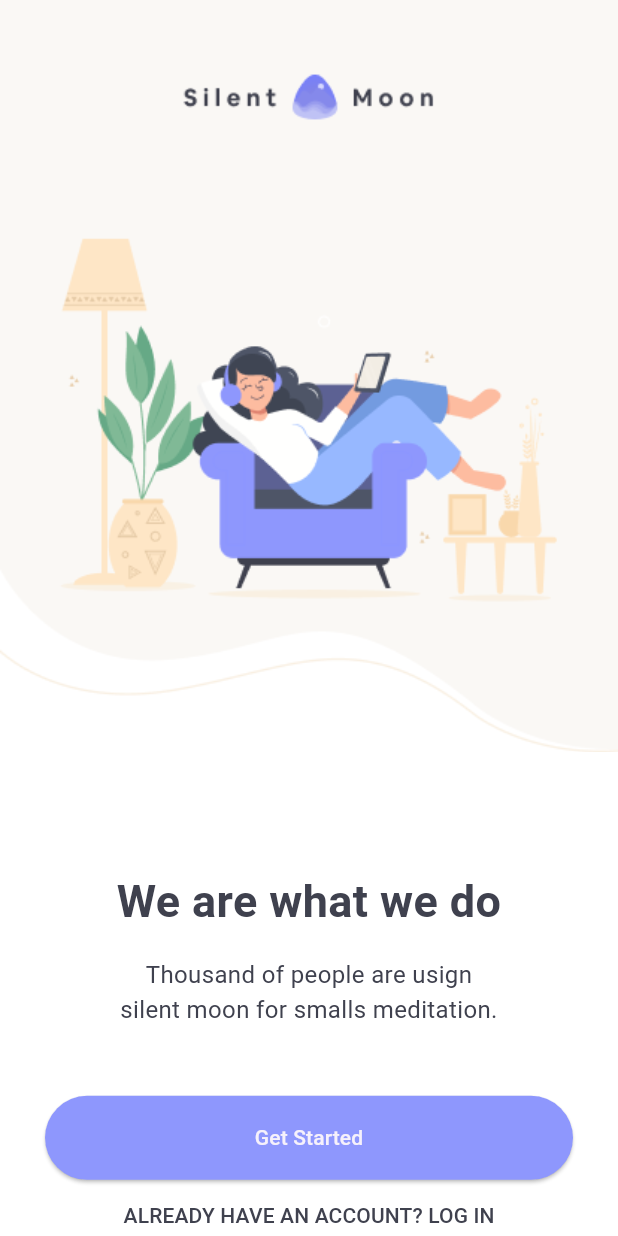
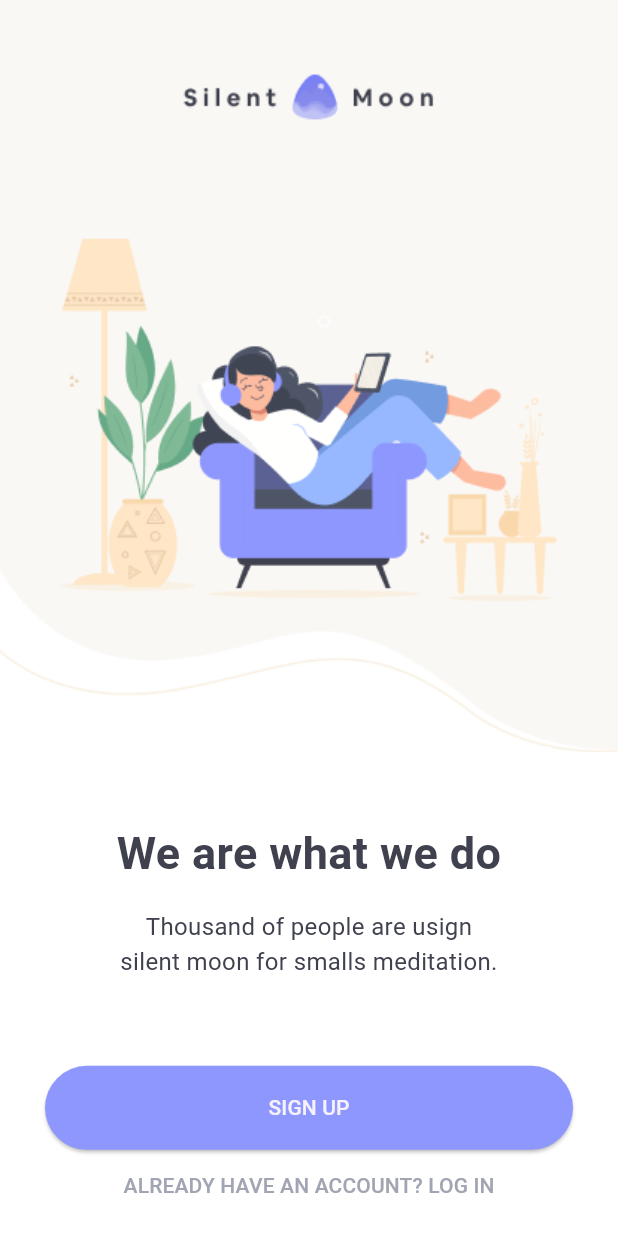
Before and after one commit to ferdoushasanpr/NeuroCalm-Flutter-Application, a Flutter app: the screen it shows after launch, on a phone screen of 412 x 824 dp. Run offline on Flutter 3.47's test engine with Material 3 defaults, Android fonts, the phone set to English and light mode, and no system bars.

Commit message:
fix: Home Screen Button Fixed

```diff
--- a/lib/neurocalm.dart
+++ b/lib/neurocalm.dart
@@ -10,9 +10,9 @@ class Neurocalm extends StatelessWidget {
       backgroundColor: Color.fromRGBO(255, 255, 255, 1),
       body: Column(
         crossAxisAlignment: CrossAxisAlignment.stretch,
+        mainAxisAlignment: MainAxisAlignment.spaceBetween,
         children: [
           Image.asset('assets/images/welcome-page.png'),
-          SizedBox(height: 32),
           Container(
             padding: EdgeInsets.all(30.0),
             child: Column(
@@ -41,8 +41,24 @@ class Neurocalm extends StatelessWidget {
                     textAlign: TextAlign.center,
                   ),
                 ),
-                SizedBox(height: 20),
+                SizedBox(height: 32),
                 ElevatedButton(
+                  onPressed: () {},
+                  style: ElevatedButton.styleFrom(
+                    backgroundColor: Color.fromRGBO(142, 151, 253, 1),
+                  ),
+                  child: Padding(
+                    padding: EdgeInsets.symmetric(
+                      horizontal: 48.0,
+                      vertical: 18.0,
+                    ),
+                    child: Text(
+                      'SIGN UP',
+                      style: TextStyle(color: Color.fromRGBO(246, 241, 251, 1)),
+                    ),
+                  ),
+                ),
+                TextButton(
                   onPressed: () {
                     Navigator.of(context).push(
                       MaterialPageRoute(
@@ -52,27 +68,11 @@ class Neurocalm extends StatelessWidget {
                       ),
                     );
                   },
-                  style: ElevatedButton.styleFrom(
-                    backgroundColor: Color.fromRGBO(142, 151, 253, 1),
-                  ),
-                  child: Padding(
-                    padding: EdgeInsets.symmetric(
-                      horizontal: 48.0,
-                      vertical: 18.0,
-                    ),
-                    child: Text(
-                      'Get Started',
-                      style: TextStyle(color: Color.fromRGBO(246, 241, 251, 1)),
-                    ),
-                  ),
-                ),
-                TextButton(
-                  onPressed: () {},
                   child: Text(
                     "ALREADY HAVE AN ACCOUNT? LOG IN",
                     style: TextStyle(
                       fontSize: 14,
-                      color: Color.fromRGBO(63, 65, 78, 1),
+                      color: Color.fromRGBO(161, 164, 178, 1),
                     ),
                   ),
                 ),
```
